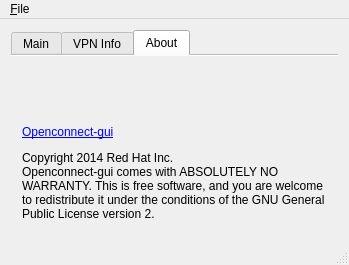
First picture: the form in src/dialog/mainwindow.ui, repository openconnect/openconnect-gui, before the edit.
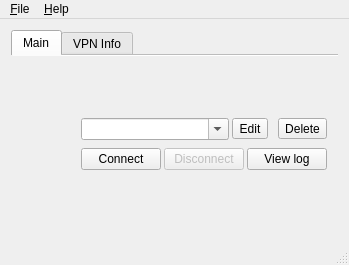
Second picture: the form after the edit. The open tabs and pages were chosen to show the change. Icons and pictures are not drawn.

Commit message: Move 'about' frame to application menu (1/N of #73)

Diff of the .ui file:
```diff
--- a/src/dialog/mainwindow.ui
+++ b/src/dialog/mainwindow.ui
@@ -410,39 +410,6 @@
         </item>
        </layout>
       </widget>
-      <widget class="QWidget" name="tab">
-       <attribute name="title">
-        <string>About</string>
-       </attribute>
-       <layout class="QVBoxLayout" name="verticalLayout_3">
-        <item>
-         <widget class="QLabel" name="versionLabel">
-          <property name="text">
-           <string/>
-          </property>
-          <property name="wordWrap">
-           <bool>true</bool>
-          </property>
-         </widget>
-        </item>
-        <item>
-         <widget class="QLabel" name="label_3">
-          <property name="text">
-           <string>&lt;html&gt;&lt;head/&gt;&lt;body&gt;&lt;p&gt;&lt;a href=&quot;https://github.com/nmav/openconnect-gui/wiki&quot;&gt;&lt;span style=&quot; text-decoration: underline; color:#0000ff;&quot;&gt;Openconnect-gui&lt;/span&gt;&lt;/a&gt;&lt;/p&gt;&lt;p&gt;Copyright 2014 Red Hat Inc.&lt;br/&gt;Openconnect-gui comes with ABSOLUTELY NO WARRANTY. This is free software, and you are welcome to redistribute it under the conditions of the GNU General Public License version 2. &lt;/p&gt;&lt;/body&gt;&lt;/html&gt;</string>
-          </property>
-          <property name="textFormat">
-           <enum>Qt::RichText</enum>
-          </property>
-          <property name="wordWrap">
-           <bool>true</bool>
-          </property>
-          <property name="openExternalLinks">
-           <bool>true</bool>
-          </property>
-         </widget>
-        </item>
-       </layout>
-      </widget>
      </widget>
     </item>
    </layout>
@@ -463,7 +430,14 @@
     </property>
     <addaction name="actionQuit"/>
    </widget>
+   <widget class="QMenu" name="menuHelp">
+    <property name="title">
+     <string>&amp;Help</string>
+    </property>
+    <addaction name="actionAbout"/>
+   </widget>
    <addaction name="menuFile"/>
+   <addaction name="menuHelp"/>
   </widget>
   <action name="actionQuit">
    <property name="text">
```
Left out of the diff: 40 changed lines with no effect on the pictures. The commit also changes 2 other files.
